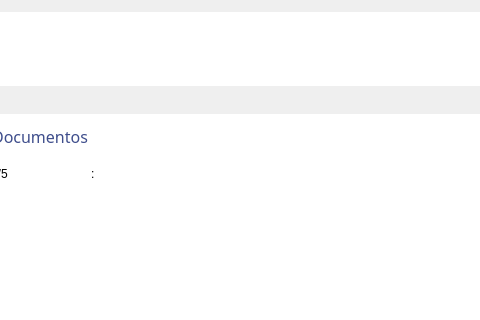
Before: the Qt Designer form Design/UI/newListaClientes.ui in newprev/PrevCliente, drawn with Qt 5; both pictures show x 572 to 1052 and y 0 to 320 of the 1254 by 480 pixel window.
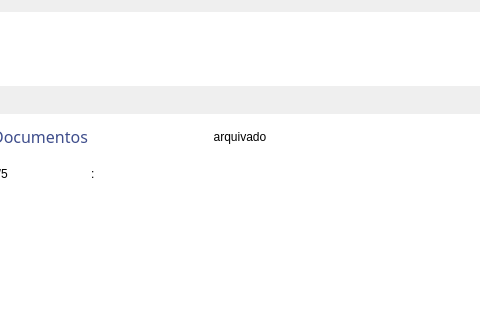
After: the same form once the commit is applied. Icons and pictures are not drawn.

```diff
--- a/Design/UI/newListaClientes.ui
+++ b/Design/UI/newListaClientes.ui
@@ -697,6 +697,11 @@
              </color>
             </property>
            </column>
+           <column>
+            <property name="text">
+             <string>arquivado</string>
+            </property>
+           </column>
            <item row="0" column="0">
             <property name="text">
              <string>1</string>
```
